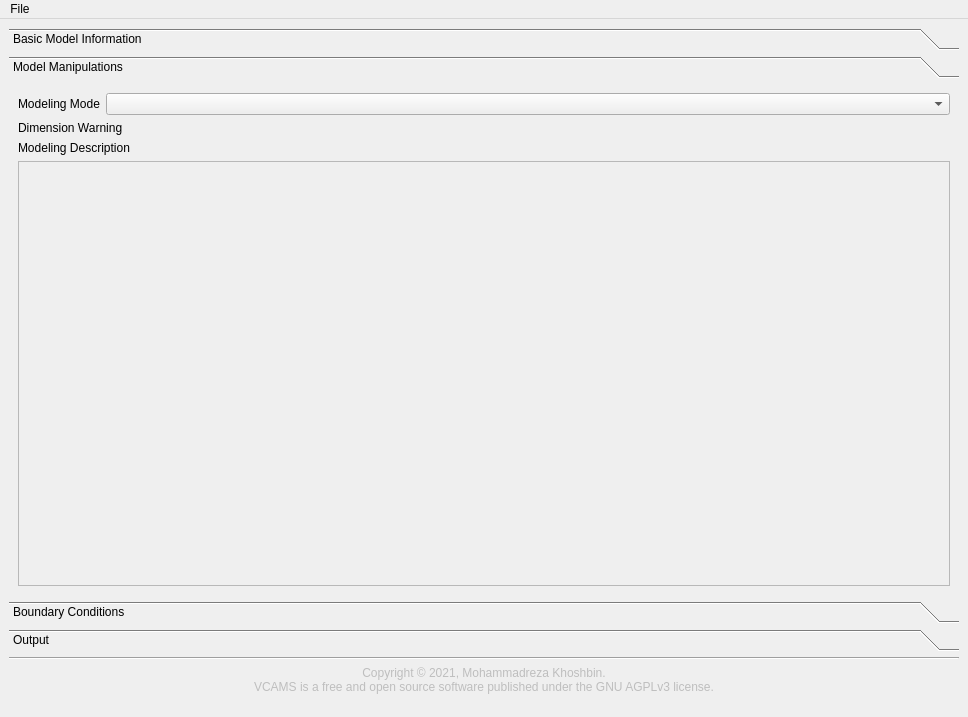
Qt form gui/main_window.ui (mkhoshbin1/vcams) before a commit.
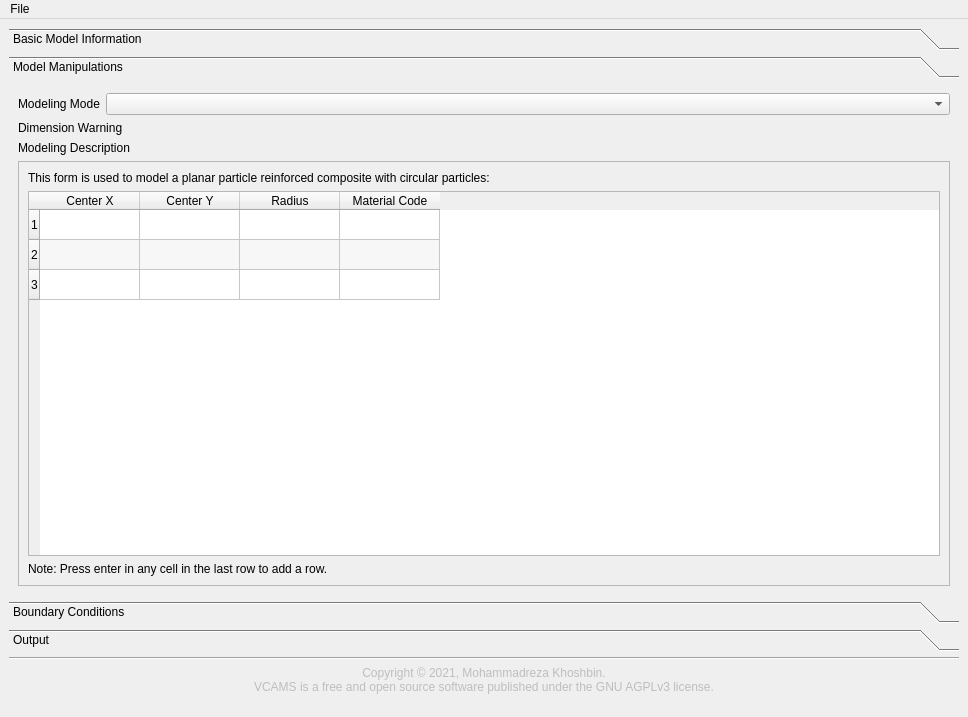
The same form after that commit. Icons and pictures are not drawn.

Commit message: - added table for circle modeling (planar particle composite) and fixed add_row functionality.

```diff
--- a/gui/main_window.ui
+++ b/gui/main_window.ui
@@ -411,7 +411,7 @@
            <enum>QFrame::StyledPanel</enum>
           </property>
           <property name="currentIndex">
-           <number>0</number>
+           <number>2</number>
           </property>
           <widget class="QWidget" name="modeling_empty"/>
           <widget class="QWidget" name="modeling_tpms">
@@ -466,7 +466,75 @@
             </item>
            </layout>
           </widget>
-          <widget class="QWidget" name="page_6"/>
+          <widget class="QWidget" name="modeling_circle">
+           <layout class="QVBoxLayout" name="verticalLayout_4">
+            <item>
+             <widget class="QLabel" name="modeling_circle_description">
+              <property name="text">
+               <string>This form is used to model a planar particle reinforced composite with circular particles:</string>
+              </property>
+             </widget>
+            </item>
+            <item>
+             <widget class="QTableWidget" name="modeling_circle_table">
+              <property name="contextMenuPolicy">
+               <enum>Qt::ActionsContextMenu</enum>
+              </property>
+              <property name="editTriggers">
+               <set>QAbstractItemView::AnyKeyPressed|QAbstractItemView::DoubleClicked|QAbstractItemView::EditKeyPressed|QAbstractItemView::SelectedClicked</set>
+              </property>
+              <property name="alternatingRowColors">
+               <bool>true</bool>
+              </property>
+              <property name="sortingEnabled">
+               <bool>true</bool>
+              </property>
+              <row>
+               <property name="text">
+                <string>1</string>
+               </property>
+              </row>
+              <row>
+               <property name="text">
+                <string>2</string>
+               </property>
+              </row>
+              <row>
+               <property name="text">
+                <string>3</string>
+               </property>
+              </row>
+              <column>
+               <property name="text">
+                <string>Center X</string>
+               </property>
+              </column>
+              <column>
+               <property name="text">
+                <string>Center Y</string>
+               </property>
+              </column>
+              <column>
+               <property name="text">
+                <string>Radius</string>
+               </property>
+              </column>
+              <column>
+               <property name="text">
+                <string>Material Code</string>
+               </property>
+              </column>
+             </widget>
+            </item>
+            <item>
+             <widget class="QLabel" name="modeling_circle_note">
+              <property name="text">
+               <string>Note: Press enter in any cell in the last row to add a row.</string>
+              </property>
+             </widget>
+            </item>
+           </layout>
+          </widget>
          </widget>
         </item>
        </layout>
```
The commit also changes 1 other file.
